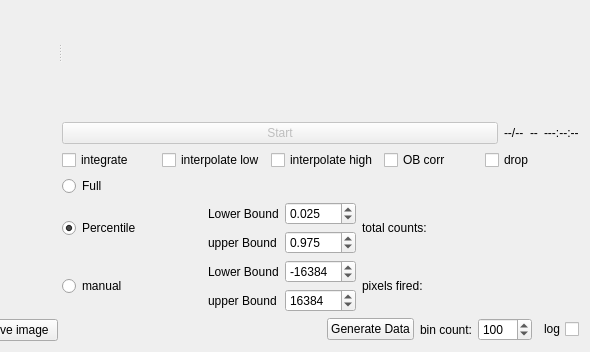
First picture: the form in SpidrMpx3Eq/qcstmglvisualization.ui, repository navrit/dexter, before the edit; both pictures show x 376 to 966 and y 249 to 601 of the 966 by 601 pixel window.
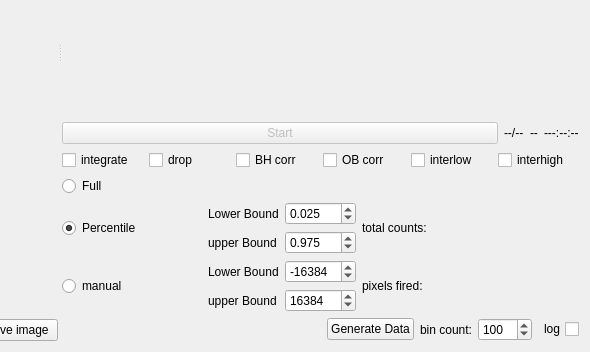
Second picture: the form after the edit. Custom widgets are drawn as their Qt base class.

```diff
--- a/SpidrMpx3Eq/qcstmglvisualization.ui
+++ b/SpidrMpx3Eq/qcstmglvisualization.ui
@@ -126,27 +126,6 @@
            </property>
           </widget>
          </item>
-         <item>
-          <widget class="QCheckBox" name="deadpixelsinterpolationCheckbox">
-           <property name="text">
-            <string>interpolate low</string>
-           </property>
-          </widget>
-         </item>
-         <item>
-          <widget class="QCheckBox" name="highinterpolationCheckbox">
-           <property name="text">
-            <string>interpolate high</string>
-           </property>
-          </widget>
-         </item>
-         <item>
-          <widget class="QCheckBox" name="obcorrCheckbox">
-           <property name="text">
-            <string>OB corr</string>
-           </property>
-          </widget>
-         </item>
          <item>
           <widget class="QCheckBox" name="dropFramesCheckBox">
            <property name="toolTip">
@@ -157,6 +136,34 @@
            </property>
           </widget>
          </item>
+         <item>
+          <widget class="QCheckBox" name="bhcorrCheckbox">
+           <property name="text">
+            <string>BH corr</string>
+           </property>
+          </widget>
+         </item>
+         <item>
+          <widget class="QCheckBox" name="obcorrCheckbox">
+           <property name="text">
+            <string>OB corr</string>
+           </property>
+          </widget>
+         </item>
+         <item>
+          <widget class="QCheckBox" name="deadpixelsinterpolationCheckbox">
+           <property name="text">
+            <string>interlow</string>
+           </property>
+          </widget>
+         </item>
+         <item>
+          <widget class="QCheckBox" name="highinterpolationCheckbox">
+           <property name="text">
+            <string>interhigh</string>
+           </property>
+          </widget>
+         </item>
         </layout>
        </item>
        <item>
```
